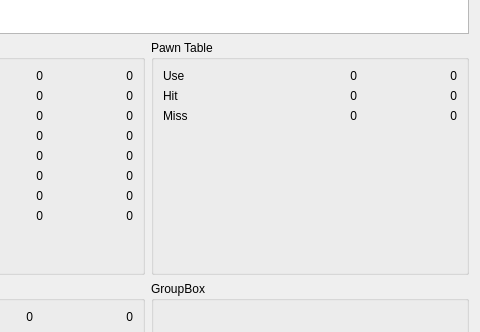
Before: the Qt Designer form stats.ui in gpiez/hayabusa, drawn with Qt 5; both pictures show x 184 to 664 and y 209 to 541 of the 664 by 684 pixel window.
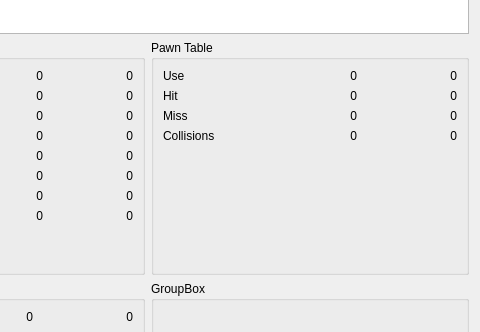
After: the same form once the commit is applied.

Commit message: Fixed pawh hash collisions when there were no pawns left.

Diff of the .ui file:
```diff
--- a/stats.ui
+++ b/stats.ui
@@ -538,7 +538,7 @@
         </property>
        </widget>
       </item>
-      <item row="3" column="1">
+      <item row="4" column="1">
        <spacer name="verticalSpacer_3">
         <property name="orientation">
          <enum>Qt::Vertical</enum>
@@ -551,6 +551,33 @@
         </property>
        </spacer>
       </item>
+      <item row="3" column="0">
+       <widget class="QLabel" name="label_10">
+        <property name="text">
+         <string>Collisions</string>
+        </property>
+       </widget>
+      </item>
+      <item row="3" column="1">
+       <widget class="QLabel" name="vptcollision">
+        <property name="text">
+         <string>0</string>
+        </property>
+        <property name="alignment">
+         <set>Qt::AlignRight|Qt::AlignTrailing|Qt::AlignVCenter</set>
+        </property>
+       </widget>
+      </item>
+      <item row="3" column="2">
+       <widget class="QLabel" name="nptcollision">
+        <property name="text">
+         <string>0</string>
+        </property>
+        <property name="alignment">
+         <set>Qt::AlignRight|Qt::AlignTrailing|Qt::AlignVCenter</set>
+        </property>
+       </widget>
+      </item>
      </layout>
     </widget>
    </item>
```
The commit also changes 9 other files.
